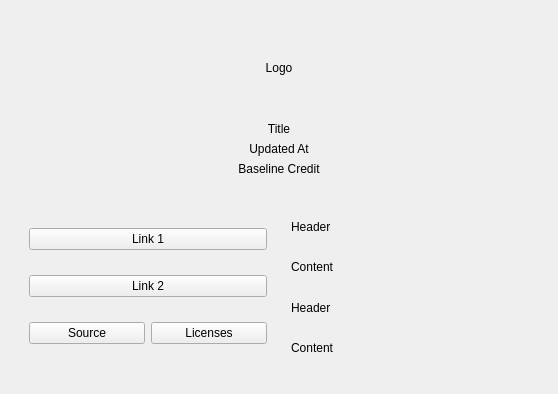
Old version of the form ui/settings-about.ui in the repository WarpshotCoH/sunrise-launcher.
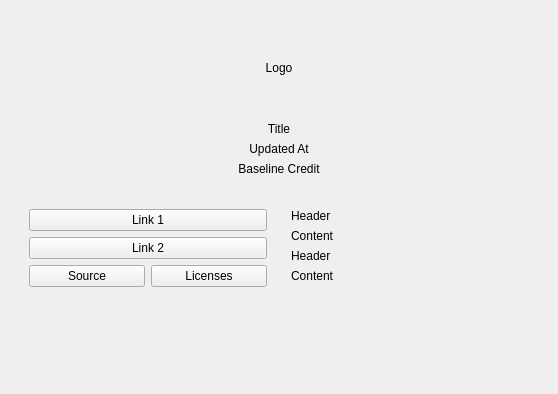
New version of the form.

```diff
--- a/ui/settings-about.ui
+++ b/ui/settings-about.ui
@@ -105,7 +105,7 @@
    <item row="1" column="0">
     <widget class="QWidget" name="widget_2" native="true">
      <layout class="QHBoxLayout" name="horizontalLayout" stretch="50,50">
-      <item>
+      <item alignment="Qt::AlignTop">
        <widget class="QWidget" name="widget_3" native="true">
         <property name="sizePolicy">
          <sizepolicy hsizetype="Expanding" vsizetype="Preferred">
@@ -145,10 +145,10 @@
         </layout>
        </widget>
       </item>
-      <item>
+      <item alignment="Qt::AlignTop">
        <widget class="QWidget" name="widget_4" native="true">
         <property name="sizePolicy">
-         <sizepolicy hsizetype="Expanding" vsizetype="Preferred">
+         <sizepolicy hsizetype="Expanding" vsizetype="Maximum">
           <horstretch>0</horstretch>
           <verstretch>0</verstretch>
          </sizepolicy>
```
